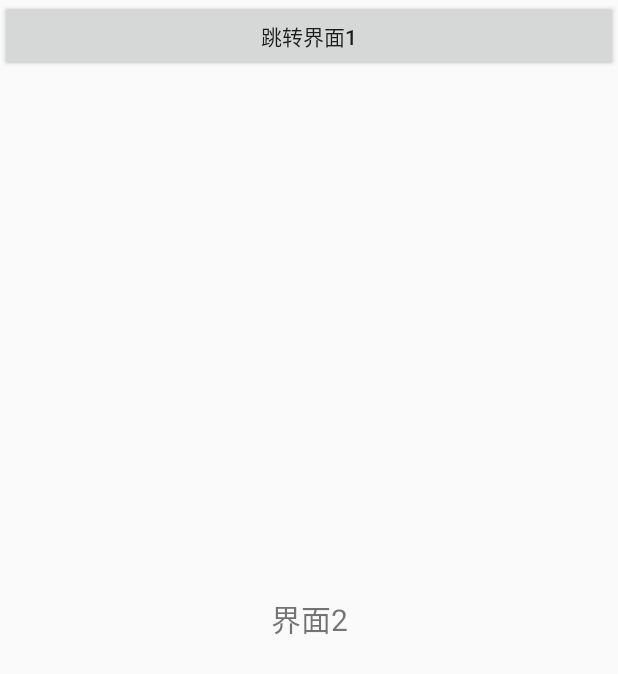
After one commit to wanglijian1993/jepackMvvm, an Android app: the fragment Page2Fragment shown on its own in the app's theme, on a phone screen of 412 x 824 dp. The commit adds this screen. Shown: the top 674 px of the screen. Run offline under Robolectric (Android 15) with nearby library versions, the phone set to English and light mode, and no system bars.

Commit message:
添加navigation导航功能

```diff
--- /dev/null
+++ b/app/src/main/java/com/example/myjepckmvvm/navigation/fragments/Page2Fragment.kt
@@ -0,0 +1,32 @@
+package com.example.myjepckmvvm.navigation.fragments
+
+import android.os.Bundle
+import android.view.LayoutInflater
+import android.view.View
+import android.view.ViewGroup
+import android.widget.Button
+import androidx.fragment.app.Fragment
+import androidx.navigation.fragment.findNavController
+import com.example.myjepckmvvm.R
+
+class Page2Fragment : Fragment() {
+
+    override fun onCreateView(
+        inflater: LayoutInflater,
+        container: ViewGroup?,
+        savedInstanceState: Bundle?
+    ): View? {
+        val view = inflater.inflate(R.layout.fragment_page2, container, false)
+
+
+        view.findViewById<Button>(R.id.bn2).setOnClickListener {
+            // 使用 Navigation 跳转，传递的 ID 为导航图中 Action标签声明的 ID
+            findNavController().navigate(R.id.action_page2_to_page1)
+        }
+
+
+        return view
+
+    }
+
+}
--- /dev/null
+++ b/app/src/main/res/layout/fragment_page2.xml
@@ -0,0 +1,26 @@
+<?xml version="1.0" encoding="utf-8"?>
+<androidx.constraintlayout.widget.ConstraintLayout xmlns:android="http://schemas.android.com/apk/res/android"
+    android:layout_width="match_parent"
+    android:layout_height="match_parent"
+    xmlns:app="http://schemas.android.com/apk/res-auto">
+
+    <Button
+        android:id="@+id/bn2"
+        android:layout_width="match_parent"
+        android:layout_height="wrap_content"
+        android:text="跳转界面1"
+        app:layout_constraintLeft_toLeftOf="parent"
+        app:layout_constraintTop_toTopOf="parent" />
+
+    <TextView
+        android:layout_width="wrap_content"
+        android:layout_height="wrap_content"
+        android:text="界面2"
+        android:textSize="20sp"
+        android:layout_gravity="center"
+        app:layout_constraintLeft_toLeftOf="parent"
+        app:layout_constraintTop_toTopOf="parent"
+        app:layout_constraintRight_toRightOf="parent"
+        app:layout_constraintBottom_toBottomOf="parent" />
+
+</androidx.constraintlayout.widget.ConstraintLayout>
--- a/app/src/main/res/values/themes.xml
+++ b/app/src/main/res/values/themes.xml
@@ -1,7 +1,7 @@
 <?xml version="1.0" encoding="utf-8"?>
 <resources>
 
-    <style name="AppTheme" parent="Theme.AppCompat.Light.DarkActionBar">
+    <style name="AppTheme" parent="Theme.AppCompat.Light.NoActionBar">
         <!-- Customize your theme here. -->
         <item name="colorPrimary">@color/colorPrimary</item>
         <item name="colorPrimaryDark">@color/colorPrimaryDark</item>
```
Also changed, not shown: app/build.gradle.kts (+6 -2 lines), app/src/main/java/com/example/myjepckmvvm/navigation/fragments/Page1Fragment.kt (added, +30 -0 lines), app/src/main/res/layout/activity_main.xml (+17 -9 lines), app/src/main/res/layout/fragment_page1.xml (added, +27 -0 lines), app/src/main/res/menu/bottom_nav.xml (added, +15 -0 lines), app/src/main/res/navigation/nav_graph.xml (added, +27 -0 lines).
